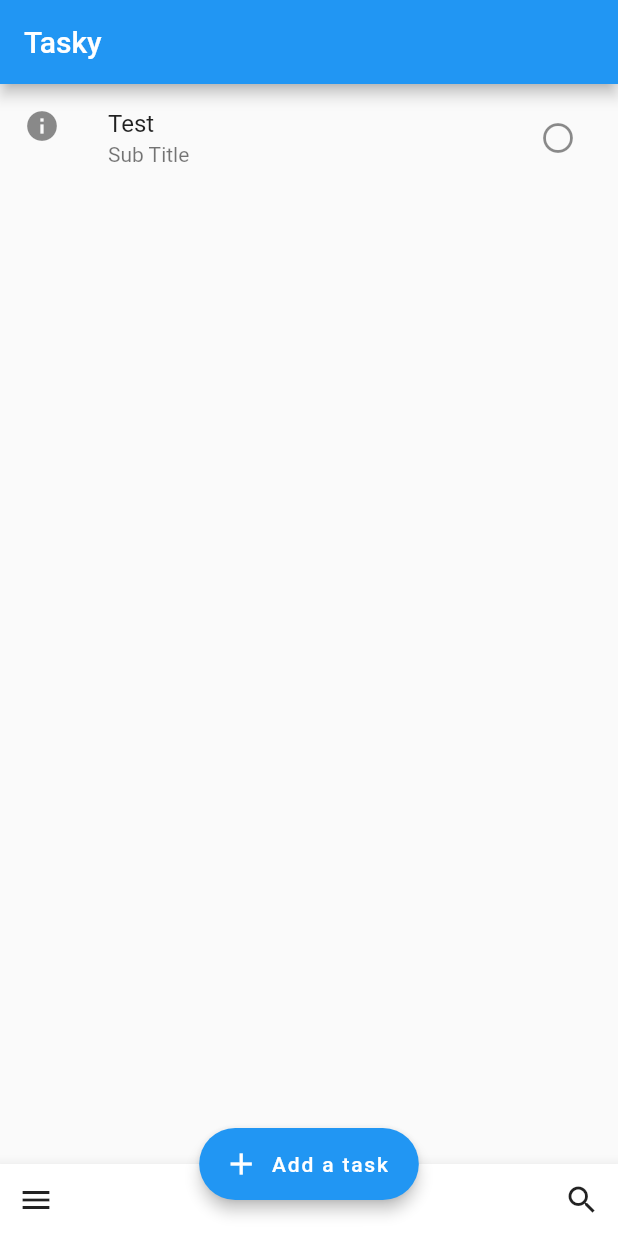
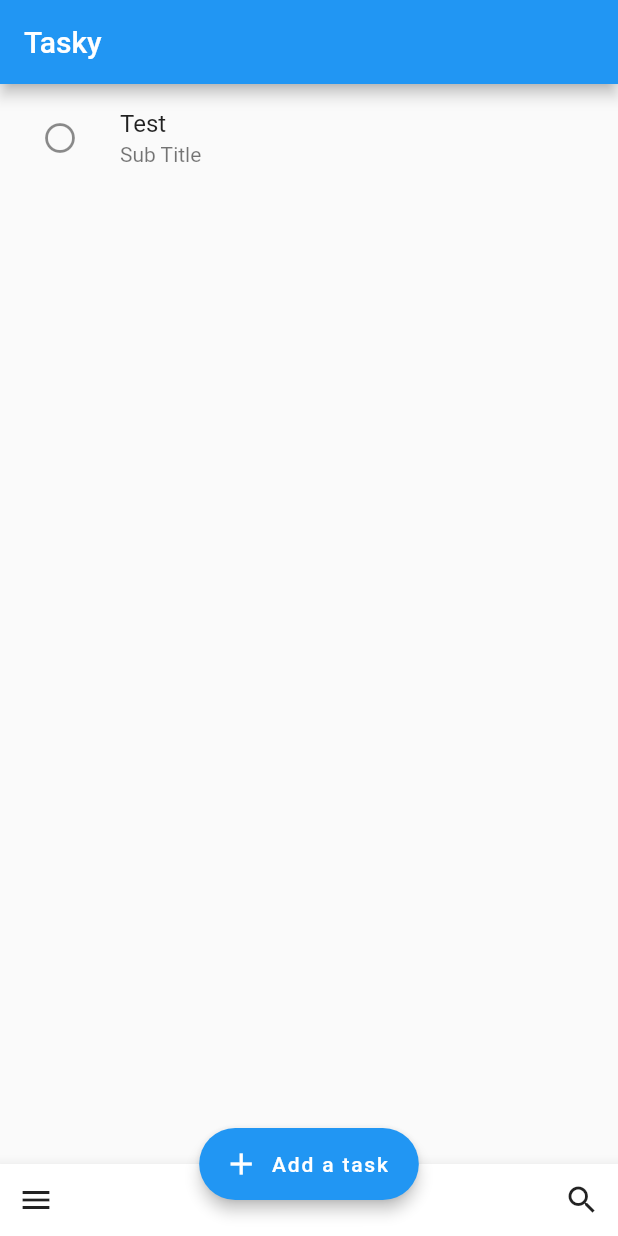
Before and after one commit to rodydavis/flutter_tasks, a Flutter app: the screen it shows after launch, after a tap on "Add a task", on a phone screen of 412 x 824 dp. Run offline on Flutter 3.47's test engine with Material 2 defaults, Android fonts, the phone set to English and light mode, and no system bars; our stand-ins replace native_widgets; missing offline and left inert: a package.

Commit message:
New Actions Design

```diff
--- a/lib/main.dart
+++ b/lib/main.dart
@@ -43,10 +43,9 @@ class _MyHomePageState extends State<MyHomePage> {
 
   Widget _buildItem(BuildContext context, int index) {
     return ListTile(
-      leading: Icon(Icons.info),
       title: Text(_items[index].title),
       subtitle: Text(_items[index].subtitle),
-      trailing: IconButton(
+      leading: IconButton(
         icon: Icon(Icons.radio_button_unchecked),
         onPressed: () {
           _removeItem(index);
```
